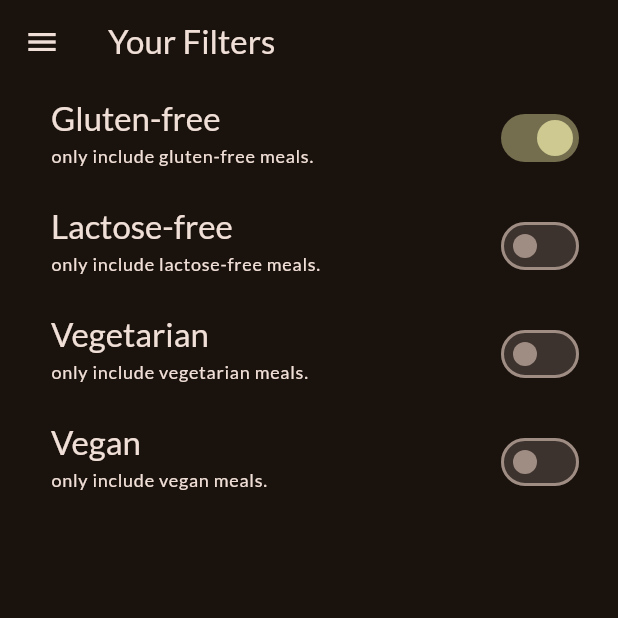
After one commit to luisescx/meals_app_flutter, a Flutter app: the FiltersScreen screen opened directly, after a tap on "Gluten-free", on a phone screen of 412 x 824 dp, the top half of it. The commit adds this screen. Run offline on Flutter 3.47's test engine with Material 2 defaults, Android fonts, the phone set to English and light mode, and no system bars; our stand-ins replace flutter_riverpod, google_fonts, transparent_image.

Commit message:
chore: add static filters screen

```diff
--- /dev/null
+++ b/lib/providers/meals_providers.dart
@@ -0,0 +1,4 @@
+import 'package:flutter_riverpod/flutter_riverpod.dart';
+import 'package:meals_app_flutter/data/dummy_meals_data.dart';
+
+final mealsProvider = Provider((ref) => dummyMeals);
--- /dev/null
+++ b/lib/screens/filters.dart
@@ -0,0 +1,128 @@
+import 'package:flutter/material.dart';
+import 'package:meals_app_flutter/screens/tabs.dart';
+import 'package:meals_app_flutter/widgets/main_drawer.dart';
+
+class FiltersScreen extends StatefulWidget {
+  const FiltersScreen({super.key});
+
+  @override
+  State<StatefulWidget> createState() {
+    return _FiltersScreenState();
+  }
+}
+
+class _FiltersScreenState extends State<FiltersScreen> {
+  var _glutenFreeFilterSet = false;
+  var _lactoseFreeFilterSet = false;
+  var _vegetarianFilterSet = false;
+  var _veganFilterSet = false;
+
+  @override
+  Widget build(BuildContext context) {
+    return Scaffold(
+      appBar: AppBar(
+        title: const Text('Your Filters'),
+      ),
+      drawer: MainDrawer(onSelectScreen: (identifier) {
+        Navigator.of(context).pop();
+        if (identifier == 'meals') {
+          Navigator.of(context).pushReplacement(
+            MaterialPageRoute(builder: (ctx) => const TabsScreen()),
+          );
+        }
+      }),
+      body: Column(
+        children: [
+          SwitchListTile(
+            value: _glutenFreeFilterSet,
+            onChanged: (isChecked) {
+              setState(() {
+                _glutenFreeFilterSet = isChecked;
+              });
+            },
+            title: Text(
+              'Gluten-free',
+              style: Theme.of(context).textTheme.titleLarge!.copyWith(
+                    color: Theme.of(context).colorScheme.onBackground,
+                  ),
+            ),
+            subtitle: Text(
+              'only include gluten-free meals.',
+              style: Theme.of(context).textTheme.labelMedium!.copyWith(
+                    color: Theme.of(context).colorScheme.onBackground,
+                  ),
+            ),
+            activeColor: Theme.of(context).colorScheme.tertiary,
+            contentPadding: const EdgeInsets.only(left: 34, right: 22),
+          ),
+          SwitchListTile(
+            value: _lactoseFreeFilterSet,
+            onChanged: (isChecked) {
+              setState(() {
+                _lactoseFreeFilterSet = isChecked;
+              });
+            },
+            title: Text(
+              'Lactose-free',
+              style: Theme.of(context).textTheme.titleLarge!.copyWith(
+                    color: Theme.of(context).colorScheme.onBackground,
+                  ),
+            ),
+            subtitle: Text(
+              'only include lactose-free meals.',
+              style: Theme.of(context).textTheme.labelMedium!.copyWith(
+                    color: Theme.of(context).colorScheme.onBackground,
+                  ),
+            ),
+            activeColor: Theme.of(context).colorScheme.tertiary,
+            contentPadding: const EdgeInsets.only(left: 34, right: 22),
+          ),
+          SwitchListTile(
+            value: _vegetarianFilterSet,
+            onChanged: (isChecked) {
+              setState(() {
+                _vegetarianFilterSet = isChecked;
+              });
+            },
+            title: Text(
+              'Vegetarian',
+              style: Theme.of(context).textTheme.titleLarge!.copyWith(
+                    color: Theme.of(context).colorScheme.onBackground,
+                  ),
+            ),
+            subtitle: Text(
+              'only include vegetarian meals.',
+              style: Theme.of(context).textTheme.labelMedium!.copyWith(
+                    color: Theme.of(context).colorScheme.onBackground,
+                  ),
+            ),
+            activeColor: Theme.of(context).colorScheme.tertiary,
+            contentPadding: const EdgeInsets.only(left: 34, right: 22),
+          ),
+          SwitchListTile(
+            value: _veganFilterSet,
+            onChanged: (isChecked) {
+              setState(() {
+                _veganFilterSet = isChecked;
+              });
+            },
+            title: Text(
+              'Vegan',
+              style: Theme.of(context).textTheme.titleLarge!.copyWith(
+                    color: Theme.of(context).colorScheme.onBackground,
+                  ),
+            ),
+            subtitle: Text(
+              'only include vegan meals.',
+              style: Theme.of(context).textTheme.labelMedium!.copyWith(
+                    color: Theme.of(context).colorScheme.onBackground,
+                  ),
+            ),
+            activeColor: Theme.of(context).colorScheme.tertiary,
+            contentPadding: const EdgeInsets.only(left: 34, right: 22),
+          ),
+        ],
+      ),
+    );
+  }
+}
--- a/lib/screens/tabs.dart
+++ b/lib/screens/tabs.dart
@@ -1,6 +1,7 @@
 import 'package:flutter/material.dart';
 import 'package:meals_app_flutter/models/meals.dart';
 import 'package:meals_app_flutter/screens/categories.dart';
+import 'package:meals_app_flutter/screens/filters.dart';
 import 'package:meals_app_flutter/screens/meals.dart';
 import 'package:meals_app_flutter/widgets/main_drawer.dart';
 
@@ -49,6 +50,17 @@ class _TabsScreenState extends State<TabsScreen> {
     });
   }
 
+  void _setDrawerScreen(String identifier) {
+    Navigator.of(context).pop();
+    if (identifier == 'filters') {
+      Navigator.of(context).pushReplacement(
+        MaterialPageRoute(
+          builder: (ctx) => const FiltersScreen(),
+        ),
+      );
+    }
+  }
+
   @override
   Widget build(BuildContext context) {
     Widget activePage = CategoriesScreen(
@@ -70,7 +82,7 @@ class _TabsScreenState extends State<TabsScreen> {
         title: Text(activePageTitle),
       ),
       body: activePage,
-      drawer: const MainDrawer(),
+      drawer: MainDrawer(onSelectScreen: _setDrawerScreen),
       bottomNavigationBar: BottomNavigationBar(
         onTap: _selectPage,
         currentIndex: _selectedPageIndex,
--- a/lib/widgets/main_drawer.dart
+++ b/lib/widgets/main_drawer.dart
@@ -1,7 +1,9 @@
 import 'package:flutter/material.dart';
 
 class MainDrawer extends StatelessWidget {
-  const MainDrawer({super.key});
+  final void Function(String identifier) onSelectScreen;
+
+  const MainDrawer({super.key, required this.onSelectScreen});
 
   @override
   Widget build(BuildContext context) {
@@ -9,7 +11,7 @@ class MainDrawer extends StatelessWidget {
       child: Column(
         children: [
           DrawerHeader(
-            padding: EdgeInsets.all(20),
+            padding: const EdgeInsets.all(20),
             decoration: BoxDecoration(
               gradient: LinearGradient(
                 colors: [
@@ -52,7 +54,7 @@ class MainDrawer extends StatelessWidget {
                     color: Theme.of(context).colorScheme.onBackground,
                   ),
             ),
-            onTap: () {},
+            onTap: () => onSelectScreen('meals'),
           ),
           ListTile(
             leading: Icon(
@@ -66,7 +68,7 @@ class MainDrawer extends StatelessWidget {
                     color: Theme.of(context).colorScheme.onBackground,
                   ),
             ),
-            onTap: () {},
+            onTap: () => onSelectScreen('filters'),
           ),
         ],
       ),
```
